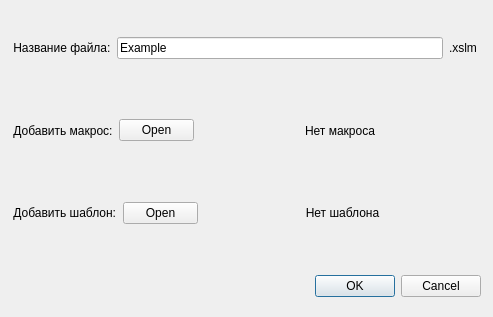
This is assets/chooseDialog.ui in JuustR/IIC as Qt 5 draws it before an edit. The edited form follows.
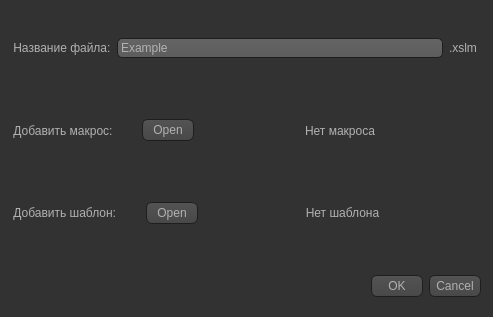
This is the edited form. Icons and pictures are not drawn.

Patch:
```diff
--- a/assets/chooseDialog.ui
+++ b/assets/chooseDialog.ui
@@ -13,6 +13,533 @@
   <property name="windowTitle">
    <string>Dialog</string>
   </property>
+  <property name="styleSheet">
+   <string notr="true">QToolTip
+{
+     border: 1px solid black;
+     background-color: #616161;
+     padding: 1px;
+     border-radius: 3px;
+     opacity: 100;
+	 color: #FFFFFF;
+}
+
+QWidget
+{
+    color: #b1b1b1;
+    background-color: #323232;
+}
+
+QTreeView, QListView
+{
+    background-color: silver;
+    margin-left: 5px;
+}
+
+QWidget:item:hover
+{
+    background-color: QLinearGradient( x1: 0, y1: 0, x2: 0, y2: 1, stop: 0 #ffa02f, stop: 1 #ca0619);
+    color: #000000;
+}
+
+QWidget:item:selected
+{
+    background-color: QLinearGradient( x1: 0, y1: 0, x2: 0, y2: 1, stop: 0 #ffa02f, stop: 1 #d7801a);
+}
+
+QMenuBar::item
+{
+    background: transparent;
+}
+
+QMenuBar::item:selected
+{
+    background: transparent;
+    border: 1px solid #ffaa00;
+}
+
+QMenuBar::item:pressed
+{
+    background: #444;
+    border: 1px solid #000;
+    background-color: QLinearGradient(
+        x1:0, y1:0,
+        x2:0, y2:1,
+        stop:1 #212121,
+        stop:0.4 #343434/*,
+        stop:0.2 #343434,
+        stop:0.1 #ffaa00*/
+    );
+    margin-bottom:-1px;
+    padding-bottom:1px;
+}
+
+QMenu
+{
+    border: 1px solid #000;
+}
+
+QMenu::item
+{
+    padding: 2px 20px 2px 20px;
+}
+
+QMenu::item:selected
+{
+    color: #000000;
+}
+
+QWidget:disabled
+{
+    color: #808080;
+    background-color: #323232;
+}
+
+QAbstractItemView
+{
+    background-color: QLinearGradient( x1: 0, y1: 0, x2: 0, y2: 1, stop: 0 #4d4d4d, stop: 0.1 #646464, stop: 1 #5d5d5d);
+}
+
+QWidget:focus
+{
+    /*border: 1px solid darkgray;*/
+}
+
+QLineEdit
+{
+    background-color: QLinearGradient( x1: 0, y1: 0, x2: 0, y2: 1, stop: 0 #4d4d4d, stop: 0 #646464, stop: 1 #5d5d5d);
+    padding: 1px;
+    border-style: solid;
+    border: 1px solid #1e1e1e;
+    border-radius: 5;
+}
+
+QPushButton
+{
+    color: #b1b1b1;
+    background-color: QLinearGradient( x1: 0, y1: 0, x2: 0, y2: 1, stop: 0 #565656, stop: 0.1 #525252, stop: 0.5 #4e4e4e, stop: 0.9 #4a4a4a, stop: 1 #464646);
+    border-width: 1px;
+    border-color: #1e1e1e;
+    border-style: solid;
+    border-radius: 6;
+    padding: 3px;
+    font-size: 12px;
+    padding-left: 5px;
+    padding-right: 5px;
+    min-width: 40px;
+}
+
+QPushButton:pressed
+{
+    background-color: QLinearGradient( x1: 0, y1: 0, x2: 0, y2: 1, stop: 0 #2d2d2d, stop: 0.1 #2b2b2b, stop: 0.5 #292929, stop: 0.9 #282828, stop: 1 #252525);
+}
+
+QComboBox
+{
+    selection-background-color: #ffaa00;
+    background-color: QLinearGradient( x1: 0, y1: 0, x2: 0, y2: 1, stop: 0 #565656, stop: 0.1 #525252, stop: 0.5 #4e4e4e, stop: 0.9 #4a4a4a, stop: 1 #464646);
+    border-style: solid;
+    border: 1px solid #1e1e1e;
+    border-radius: 5;
+}
+
+QComboBox:hover,QPushButton:hover
+{
+    border: 2px solid QLinearGradient( x1: 0, y1: 0, x2: 0, y2: 1, stop: 0 #ffa02f, stop: 1 #d7801a);
+}
+
+
+QComboBox:on
+{
+    padding-top: 3px;
+    padding-left: 4px;
+    background-color: QLinearGradient( x1: 0, y1: 0, x2: 0, y2: 1, stop: 0 #2d2d2d, stop: 0.1 #2b2b2b, stop: 0.5 #292929, stop: 0.9 #282828, stop: 1 #252525);
+    selection-background-color: #ffaa00;
+}
+
+QComboBox QAbstractItemView
+{
+    border: 2px solid darkgray;
+    selection-background-color: QLinearGradient( x1: 0, y1: 0, x2: 0, y2: 1, stop: 0 #ffa02f, stop: 1 #d7801a);
+}
+
+QComboBox::drop-down
+{
+     subcontrol-origin: padding;
+     subcontrol-position: top right;
+     width: 15px;
+
+     border-left-width: 0px;
+     border-left-color: darkgray;
+     border-left-style: solid; /* just a single line */
+     border-top-right-radius: 3px; /* same radius as the QComboBox */
+     border-bottom-right-radius: 3px;
+ }
+
+QComboBox::down-arrow
+{
+     image: url(:/dark_orange/img/down_arrow.png);
+}
+
+QGroupBox
+{
+    border: 1px solid #323232;
+    margin-top: 10px;
+}
+
+QGroupBox:focus
+{
+    border: 1px solid #323232;
+}
+
+QTextEdit:focus
+{
+    border: 1px solid darkgray;
+}
+
+QScrollBar:horizontal {
+     border: 1px solid #222222;
+     background: QLinearGradient( x1: 0, y1: 0, x2: 0, y2: 1, stop: 0.0 #121212, stop: 0.2 #282828, stop: 1 #484848);
+     height: 7px;
+     margin: 0px 16px 0 16px;
+}
+
+QScrollBar::handle:horizontal
+{
+      background: QLinearGradient( x1: 0, y1: 0, x2: 1, y2: 0, stop: 0 #ffa02f, stop: 0.5 #d7801a, stop: 1 #ffa02f);
+      min-height: 20px;
+      border-radius: 2px;
+}
+
+QScrollBar::add-line:horizontal {
+      border: 1px solid #1b1b19;
+      border-radius: 2px;
+      background: QLinearGradient( x1: 0, y1: 0, x2: 1, y2: 0, stop: 0 #ffa02f, stop: 1 #d7801a);
+      width: 14px;
+      subcontrol-position: right;
+      subcontrol-origin: margin;
+}
+
+QScrollBar::sub-line:horizontal {
+      border: 1px solid #1b1b19;
+      border-radius: 2px;
+      background: QLinearGradient( x1: 0, y1: 0, x2: 1, y2: 0, stop: 0 #ffa02f, stop: 1 #d7801a);
+      width: 14px;
+     subcontrol-position: left;
+     subcontrol-origin: margin;
+}
+
+QScrollBar::right-arrow:horizontal, QScrollBar::left-arrow:horizontal
+{
+      border: 1px solid black;
+      width: 1px;
+      height: 1px;
+      background: white;
+}
+
+QScrollBar::add-page:horizontal, QScrollBar::sub-page:horizontal
+{
+      background: none;
+}
+
+QScrollBar:vertical
+{
+      background: QLinearGradient( x1: 0, y1: 0, x2: 1, y2: 0, stop: 0.0 #121212, stop: 0.2 #282828, stop: 1 #484848);
+      width: 7px;
+      margin: 16px 0 16px 0;
+      border: 1px solid #222222;
+}
+
+QScrollBar::handle:vertical
+{
+      background: QLinearGradient( x1: 0, y1: 0, x2: 0, y2: 1, stop: 0 #ffa02f, stop: 0.5 #d7801a, stop: 1 #ffa02f);
+      min-height: 20px;
+      border-radius: 2px;
+}
+
+QScrollBar::add-line:vertical
+{
+      border: 1px solid #1b1b19;
+      border-radius: 2px;
+      background: QLinearGradient( x1: 0, y1: 0, x2: 0, y2: 1, stop: 0 #ffa02f, stop: 1 #d7801a);
+      height: 14px;
+      subcontrol-position: bottom;
+      subcontrol-origin: margin;
+}
+
+QScrollBar::sub-line:vertical
+{
+      border: 1px solid #1b1b19;
+      border-radius: 2px;
+      background: QLinearGradient( x1: 0, y1: 0, x2: 0, y2: 1, stop: 0 #d7801a, stop: 1 #ffa02f);
+      height: 14px;
+      subcontrol-position: top;
+      subcontrol-origin: margin;
+}
+
+QScrollBar::up-arrow:vertical, QScrollBar::down-arrow:vertical
+{
+      border: 1px solid black;
+      width: 1px;
+      height: 1px;
+      background: white;
+}
+
+
+QScrollBar::add-page:vertical, QScrollBar::sub-page:vertical
+{
+      background: none;
+}
+
+QTextEdit
+{
+    background-color: #242424;
+}
+
+QPlainTextEdit
+{
+    background-color: #242424;
+}
+
+QHeaderView::section
+{
+    background-color: QLinearGradient(x1:0, y1:0, x2:0, y2:1, stop:0 #616161, stop: 0.5 #505050, stop: 0.6 #434343, stop:1 #656565);
+    color: white;
+    padding-left: 4px;
+    border: 1px solid #6c6c6c;
+}
+
+QCheckBox:disabled
+{
+color: #414141;
+}
+
+QDockWidget::title
+{
+    text-align: center;
+    spacing: 3px; /* spacing between items in the tool bar */
+    background-color: QLinearGradient(x1:0, y1:0, x2:0, y2:1, stop:0 #323232, stop: 0.5 #242424, stop:1 #323232);
+}
+
+QDockWidget::close-button, QDockWidget::float-button
+{
+    text-align: center;
+    spacing: 1px; /* spacing between items in the tool bar */
+    background-color: QLinearGradient(x1:0, y1:0, x2:0, y2:1, stop:0 #323232, stop: 0.5 #242424, stop:1 #323232);
+}
+
+QDockWidget::close-button:hover, QDockWidget::float-button:hover
+{
+    background: #242424;
+}
+
+QDockWidget::close-button:pressed, QDockWidget::float-button:pressed
+{
+    padding: 1px -1px -1px 1px;
+}
+
+QMainWindow::separator
+{
+    background-color: QLinearGradient(x1:0, y1:0, x2:0, y2:1, stop:0 #161616, stop: 0.5 #151515, stop: 0.6 #212121, stop:1 #343434);
+    color: white;
+    padding-left: 4px;
+    border: 1px solid #4c4c4c;
+    spacing: 3px; /* spacing between items in the tool bar */
+}
+
+QMainWindow::separator:hover
+{
+
+    background-color: QLinearGradient(x1:0, y1:0, x2:0, y2:1, stop:0 #d7801a, stop:0.5 #b56c17 stop:1 #ffa02f);
+    color: white;
+    padding-left: 4px;
+    border: 1px solid #6c6c6c;
+    spacing: 3px; /* spacing between items in the tool bar */
+}
+
+QToolBar::handle
+{
+     spacing: 3px; /* spacing between items in the tool bar */
+     background: url(:/dark_orange/img/handle.png);
+}
+
+QMenu::separator
+{
+    height: 2px;
+    background-color: QLinearGradient(x1:0, y1:0, x2:0, y2:1, stop:0 #161616, stop: 0.5 #151515, stop: 0.6 #212121, stop:1 #343434);
+    color: white;
+    padding-left: 4px;
+    margin-left: 10px;
+    margin-right: 5px;
+}
+
+QProgressBar
+{
+    border: 2px solid grey;
+    border-radius: 5px;
+    text-align: center;
+}
+
+QProgressBar::chunk
+{
+    background-color: #d7801a;
+    width: 2.15px;
+    margin: 0.5px;
+}
+
+QTabBar::tab {
+    color: #b1b1b1;
+    border: 1px solid #444;
+    border-bottom-style: none;
+    background-color: #323232;
+    padding-left: 10px;
+    padding-right: 10px;
+    padding-top: 3px;
+    padding-bottom: 2px;
+    margin-right: -1px;
+}
+
+QTabWidget::pane {
+    border: 1px solid #444;
+    top: 1px;
+}
+
+QTabBar::tab:last
+{
+    margin-right: 0; /* the last selected tab has nothing to overlap with on the right */
+    border-top-right-radius: 3px;
+}
+
+QTabBar::tab:first:!selected
+{
+ margin-left: 0px; /* the last selected tab has nothing to overlap with on the right */
+
+
+    border-top-left-radius: 3px;
+}
+
+QTabBar::tab:!selected
+{
+    color: #b1b1b1;
+    border-bottom-style: solid;
+    margin-top: 3px;
+    background-color: QLinearGradient(x1:0, y1:0, x2:0, y2:1, stop:1 #212121, stop:.4 #343434);
+}
+
+QTabBar::tab:selected
+{
+    border-top-left-radius: 3px;
+    border-top-right-radius: 3px;
+    margin-bottom: 0px;
+}
+
+QTabBar::tab:!selected:hover
+{
+    /*border-top: 2px solid #ffaa00;
+    padding-bottom: 3px;*/
+    border-top-left-radius: 3px;
+    border-top-right-radius: 3px;
+    background-color: QLinearGradient(x1:0, y1:0, x2:0, y2:1, stop:1 #212121, stop:0.4 #343434, stop:0.2 #343434, stop:0.1 #ffaa00);
+}
+
+QRadioButton::indicator:checked, QRadioButton::indicator:unchecked{
+    color: #b1b1b1;
+    background-color: #323232;
+    border: 1px solid #b1b1b1;
+    border-radius: 6px;
+}
+
+QRadioButton::indicator:checked
+{
+    background-color: qradialgradient(
+        cx: 0.5, cy: 0.5,
+        fx: 0.5, fy: 0.5,
+        radius: 1.0,
+        stop: 0.25 #ffaa00,
+        stop: 0.3 #323232
+    );
+}
+
+QCheckBox::indicator{
+    color: #b1b1b1;
+    background-color: #323232;
+    border: 1px solid #b1b1b1;
+    width: 9px;
+    height: 9px;
+}
+
+QRadioButton::indicator
+{
+    border-radius: 6px;
+}
+
+QRadioButton::indicator:hover, QCheckBox::indicator:hover
+{
+    border: 1px solid #ffaa00;
+}
+
+QCheckBox::indicator:checked
+{
+    color: #ff8800;
+    background-color: #ff8800;
+    border: 1px solid #b1b1b1;
+    width: 9px;
+    height: 9px;
+}
+
+QCheckBox::indicator:disabled, QRadioButton::indicator:disabled
+{
+    border: 1px solid #444;
+}
+
+
+QSlider::groove:horizontal {
+    border: 1px solid #3A3939;
+    height: 8px;
+    background: #201F1F;
+    margin: 2px 0;
+    border-radius: 2px;
+}
+
+QSlider::handle:horizontal {
+    background: QLinearGradient( x1: 0, y1: 0, x2: 0, y2: 1,
+      stop: 0.0 silver, stop: 0.2 #a8a8a8, stop: 1 #727272);
+    border: 1px solid #3A3939;
+    width: 14px;
+    height: 14px;
+    margin: -4px 0;
+    border-radius: 2px;
+}
+
+QSlider::groove:vertical {
+    border: 1px solid #3A3939;
+    width: 8px;
+    background: #201F1F;
+    margin: 0 0px;
+    border-radius: 2px;
+}
+
+QSlider::handle:vertical {
+    background: QLinearGradient( x1: 0, y1: 0, x2: 0, y2: 1, stop: 0.0 silver,
+      stop: 0.2 #a8a8a8, stop: 1 #727272);
+    border: 1px solid #3A3939;
+    width: 14px;
+    height: 14px;
+    margin: 0 -4px;
+    border-radius: 2px;
+}
+
+QAbstractSpinBox {
+    padding-top: 2px;
+    padding-bottom: 2px;
+    border: 1px solid darkgray;
+
+    border-radius: 2px;
+    min-width: 50px;
+}
+
+</string>
+  </property>
   <widget class="QDialogButtonBox" name="buttonBox">
    <property name="geometry">
     <rect>
@@ -22,6 +549,533 @@
      <height>32</height>
     </rect>
    </property>
+   <property name="styleSheet">
+    <string notr="true">QToolTip
+{
+     border: 1px solid black;
+     background-color: #616161;
+     padding: 1px;
+     border-radius: 3px;
+     opacity: 100;
+	 color: #FFFFFF;
+}
+
+QWidget
+{
+    color: #b1b1b1;
+    background-color: #323232;
+}
+
+QTreeView, QListView
+{
+    background-color: silver;
+    margin-left: 5px;
+}
+
+QWidget:item:hover
+{
+    background-color: QLinearGradient( x1: 0, y1: 0, x2: 0, y2: 1, stop: 0 #ffa02f, stop: 1 #ca0619);
+    color: #000000;
+}
+
+QWidget:item:selected
+{
+    background-color: QLinearGradient( x1: 0, y1: 0, x2: 0, y2: 1, stop: 0 #ffa02f, stop: 1 #d7801a);
+}
+
+QMenuBar::item
+{
+    background: transparent;
+}
+
+QMenuBar::item:selected
+{
+    background: transparent;
+    border: 1px solid #ffaa00;
+}
+
+QMenuBar::item:pressed
+{
+    background: #444;
+    border: 1px solid #000;
+    background-color: QLinearGradient(
+        x1:0, y1:0,
+        x2:0, y2:1,
+        stop:1 #212121,
+        stop:0.4 #343434/*,
+        stop:0.2 #343434,
+        stop:0.1 #ffaa00*/
+    );
+    margin-bottom:-1px;
+    padding-bottom:1px;
+}
+
+QMenu
+{
+    border: 1px solid #000;
+}
+
+QMenu::item
+{
+    padding: 2px 20px 2px 20px;
+}
+
+QMenu::item:selected
+{
+    color: #000000;
+}
+
+QWidget:disabled
+{
+    color: #808080;
+    background-color: #323232;
+}
+
+QAbstractItemView
+{
+    background-color: QLinearGradient( x1: 0, y1: 0, x2: 0, y2: 1, stop: 0 #4d4d4d, stop: 0.1 #646464, stop: 1 #5d5d5d);
+}
+
+QWidget:focus
+{
+    /*border: 1px solid darkgray;*/
+}
+
+QLineEdit
+{
+    background-color: QLinearGradient( x1: 0, y1: 0, x2: 0, y2: 1, stop: 0 #4d4d4d, stop: 0 #646464, stop: 1 #5d5d5d);
+    padding: 1px;
+    border-style: solid;
+    border: 1px solid #1e1e1e;
+    border-radius: 5;
+}
+
+QPushButton
+{
+    color: #b1b1b1;
+    background-color: QLinearGradient( x1: 0, y1: 0, x2: 0, y2: 1, stop: 0 #565656, stop: 0.1 #525252, stop: 0.5 #4e4e4e, stop: 0.9 #4a4a4a, stop: 1 #464646);
+    border-width: 1px;
+    border-color: #1e1e1e;
+    border-style: solid;
+    border-radius: 6;
+    padding: 3px;
+    font-size: 12px;
+    padding-left: 5px;
+    padding-right: 5px;
+    min-width: 40px;
+}
+
+QPushButton:pressed
+{
+    background-color: QLinearGradient( x1: 0, y1: 0, x2: 0, y2: 1, stop: 0 #2d2d2d, stop: 0.1 #2b2b2b, stop: 0.5 #292929, stop: 0.9 #282828, stop: 1 #252525);
+}
+
+QComboBox
+{
+    selection-background-color: #ffaa00;
+    background-color: QLinearGradient( x1: 0, y1: 0, x2: 0, y2: 1, stop: 0 #565656, stop: 0.1 #525252, stop: 0.5 #4e4e4e, stop: 0.9 #4a4a4a, stop: 1 #464646);
+    border-style: solid;
+    border: 1px solid #1e1e1e;
+    border-radius: 5;
+}
+
+QComboBox:hover,QPushButton:hover
+{
+    border: 2px solid QLinearGradient( x1: 0, y1: 0, x2: 0, y2: 1, stop: 0 #ffa02f, stop: 1 #d7801a);
+}
+
+
+QComboBox:on
+{
+    padding-top: 3px;
+    padding-left: 4px;
+    background-color: QLinearGradient( x1: 0, y1: 0, x2: 0, y2: 1, stop: 0 #2d2d2d, stop: 0.1 #2b2b2b, stop: 0.5 #292929, stop: 0.9 #282828, stop: 1 #252525);
+    selection-background-color: #ffaa00;
+}
+
+QComboBox QAbstractItemView
+{
+    border: 2px solid darkgray;
+    selection-background-color: QLinearGradient( x1: 0, y1: 0, x2: 0, y2: 1, stop: 0 #ffa02f, stop: 1 #d7801a);
+}
+
+QComboBox::drop-down
+{
+     subcontrol-origin: padding;
+     subcontrol-position: top right;
+     width: 15px;
+
+     border-left-width: 0px;
+     border-left-color: darkgray;
+     border-left-style: solid; /* just a single line */
+     border-top-right-radius: 3px; /* same radius as the QComboBox */
+     border-bottom-right-radius: 3px;
+ }
+
+QComboBox::down-arrow
+{
+     image: url(:/dark_orange/img/down_arrow.png);
+}
+
+QGroupBox
+{
+    border: 1px solid #323232;
+    margin-top: 10px;
+}
+
+QGroupBox:focus
+{
+    border: 1px solid #323232;
+}
+
+QTextEdit:focus
+{
+    border: 1px solid darkgray;
+}
+
+QScrollBar:horizontal {
+     border: 1px solid #222222;
+     background: QLinearGradient( x1: 0, y1: 0, x2: 0, y2: 1, stop: 0.0 #121212, stop: 0.2 #282828, stop: 1 #484848);
+     height: 7px;
+     margin: 0px 16px 0 16px;
+}
+
+QScrollBar::handle:horizontal
+{
+      background: QLinearGradient( x1: 0, y1: 0, x2: 1, y2: 0, stop: 0 #ffa02f, stop: 0.5 #d7801a, stop: 1 #ffa02f);
+      min-height: 20px;
+      border-radius: 2px;
+}
+
+QScrollBar::add-line:horizontal {
+      border: 1px solid #1b1b19;
+      border-radius: 2px;
+      background: QLinearGradient( x1: 0, y1: 0, x2: 1, y2: 0, stop: 0 #ffa02f, stop: 1 #d7801a);
+      width: 14px;
+      subcontrol-position: right;
+      subcontrol-origin: margin;
+}
+
+QScrollBar::sub-line:horizontal {
+      border: 1px solid #1b1b19;
+      border-radius: 2px;
+      background: QLinearGradient( x1: 0, y1: 0, x2: 1, y2: 0, stop: 0 #ffa02f, stop: 1 #d7801a);
+      width: 14px;
+     subcontrol-position: left;
+     subcontrol-origin: margin;
+}
+
+QScrollBar::right-arrow:horizontal, QScrollBar::left-arrow:horizontal
+{
+      border: 1px solid black;
+      width: 1px;
+      height: 1px;
+      background: white;
+}
+
+QScrollBar::add-page:horizontal, QScrollBar::sub-page:horizontal
+{
+      background: none;
+}
+
+QScrollBar:vertical
+{
+      background: QLinearGradient( x1: 0, y1: 0, x2: 1, y2: 0, stop: 0.0 #121212, stop: 0.2 #282828, stop: 1 #484848);
+      width: 7px;
+      margin: 16px 0 16px 0;
+      border: 1px solid #222222;
+}
+
+QScrollBar::handle:vertical
+{
+      background: QLinearGradient( x1: 0, y1: 0, x2: 0, y2: 1, stop: 0 #ffa02f, stop: 0.5 #d7801a, stop: 1 #ffa02f);
+      min-height: 20px;
+      border-radius: 2px;
+}
+
+QScrollBar::add-line:vertical
+{
+      border: 1px solid #1b1b19;
+      border-radius: 2px;
+      background: QLinearGradient( x1: 0, y1: 0, x2: 0, y2: 1, stop: 0 #ffa02f, stop: 1 #d7801a);
+      height: 14px;
+      subcontrol-position: bottom;
+      subcontrol-origin: margin;
+}
+
+QScrollBar::sub-line:vertical
+{
+      border: 1px solid #1b1b19;
+      border-radius: 2px;
+      background: QLinearGradient( x1: 0, y1: 0, x2: 0, y2: 1, stop: 0 #d7801a, stop: 1 #ffa02f);
+      height: 14px;
+      subcontrol-position: top;
+      subcontrol-origin: margin;
+}
+
+QScrollBar::up-arrow:vertical, QScrollBar::down-arrow:vertical
+{
+      border: 1px solid black;
+      width: 1px;
+      height: 1px;
+      background: white;
+}
+
+
+QScrollBar::add-page:vertical, QScrollBar::sub-page:vertical
+{
+      background: none;
+}
+
+QTextEdit
+{
+    background-color: #242424;
+}
+
+QPlainTextEdit
+{
+    background-color: #242424;
+}
+
+QHeaderView::section
+{
+    background-color: QLinearGradient(x1:0, y1:0, x2:0, y2:1, stop:0 #616161, stop: 0.5 #505050, stop: 0.6 #434343, stop:1 #656565);
+    color: white;
+    padding-left: 4px;
+    border: 1px solid #6c6c6c;
+}
+
+QCheckBox:disabled
+{
+color: #414141;
+}
+
+QDockWidget::title
+{
+    text-align: center;
+    spacing: 3px; /* spacing between items in the tool bar */
+    background-color: QLinearGradient(x1:0, y1:0, x2:0, y2:1, stop:0 #323232, stop: 0.5 #242424, stop:1 #323232);
+}
+
+QDockWidget::close-button, QDockWidget::float-button
+{
+    text-align: center;
+    spacing: 1px; /* spacing between items in the tool bar */
+    background-color: QLinearGradient(x1:0, y1:0, x2:0, y2:1, stop:0 #323232, stop: 0.5 #242424, stop:1 #323232);
+}
+
+QDockWidget::close-button:hover, QDockWidget::float-button:hover
+{
+    background: #242424;
+}
+
+QDockWidget::close-button:pressed, QDockWidget::float-button:pressed
+{
+    padding: 1px -1px -1px 1px;
+}
+
+QMainWindow::separator
+{
+    background-color: QLinearGradient(x1:0, y1:0, x2:0, y2:1, stop:0 #161616, stop: 0.5 #151515, stop: 0.6 #212121, stop:1 #343434);
+    color: white;
+    padding-left: 4px;
+    border: 1px solid #4c4c4c;
+    spacing: 3px; /* spacing between items in the tool bar */
+}
+
+QMainWindow::separator:hover
+{
+
+    background-color: QLinearGradient(x1:0, y1:0, x2:0, y2:1, stop:0 #d7801a, stop:0.5 #b56c17 stop:1 #ffa02f);
+    color: white;
+    padding-left: 4px;
+    border: 1px solid #6c6c6c;
+    spacing: 3px; /* spacing between items in the tool bar */
+}
+
+QToolBar::handle
+{
+     spacing: 3px; /* spacing between items in the tool bar */
+     background: url(:/dark_orange/img/handle.png);
+}
+
+QMenu::separator
+{
+    height: 2px;
+    background-color: QLinearGradient(x1:0, y1:0, x2:0, y2:1, stop:0 #161616, stop: 0.5 #151515, stop: 0.6 #212121, stop:1 #343434);
+    color: white;
+    padding-left: 4px;
+    margin-left: 10px;
+    margin-right: 5px;
+}
+
+QProgressBar
+{
+    border: 2px solid grey;
+    border-radius: 5px;
+    text-align: center;
+}
+
+QProgressBar::chunk
+{
+    background-color: #d7801a;
+    width: 2.15px;
+    margin: 0.5px;
+}
+
+QTabBar::tab {
+    color: #b1b1b1;
+    border: 1px solid #444;
+    border-bottom-style: none;
+    background-color: #323232;
+    padding-left: 10px;
+    padding-right: 10px;
+    padding-top: 3px;
+    padding-bottom: 2px;
+    margin-right: -1px;
+}
+
+QTabWidget::pane {
+    border: 1px solid #444;
+    top: 1px;
+}
+
+QTabBar::tab:last
+{
+    margin-right: 0; /* the last selected tab has nothing to overlap with on the right */
+    border-top-right-radius: 3px;
+}
+
+QTabBar::tab:first:!selected
+{
+ margin-left: 0px; /* the last selected tab has nothing to overlap with on the right */
+
+
+    border-top-left-radius: 3px;
+}
+
+QTabBar::tab:!selected
+{
+    color: #b1b1b1;
+    border-bottom-style: solid;
+    margin-top: 3px;
+    background-color: QLinearGradient(x1:0, y1:0, x2:0, y2:1, stop:1 #212121, stop:.4 #343434);
+}
+
+QTabBar::tab:selected
+{
+    border-top-left-radius: 3px;
+    border-top-right-radius: 3px;
+    margin-bottom: 0px;
+}
+
+QTabBar::tab:!selected:hover
+{
+    /*border-top: 2px solid #ffaa00;
+    padding-bottom: 3px;*/
+    border-top-left-radius: 3px;
+    border-top-right-radius: 3px;
+    background-color: QLinearGradient(x1:0, y1:0, x2:0, y2:1, stop:1 #212121, stop:0.4 #343434, stop:0.2 #343434, stop:0.1 #ffaa00);
+}
+
+QRadioButton::indicator:checked, QRadioButton::indicator:unchecked{
+    color: #b1b1b1;
+    background-color: #323232;
+    border: 1px solid #b1b1b1;
+    border-radius: 6px;
+}
+
+QRadioButton::indicator:checked
+{
+    background-color: qradialgradient(
+        cx: 0.5, cy: 0.5,
+        fx: 0.5, fy: 0.5,
+        radius: 1.0,
+        stop: 0.25 #ffaa00,
+        stop: 0.3 #323232
+    );
+}
+
+QCheckBox::indicator{
+    color: #b1b1b1;
+    background-color: #323232;
+    border: 1px solid #b1b1b1;
+    width: 9px;
+    height: 9px;
+}
+
+QRadioButton::indicator
+{
+    border-radius: 6px;
+}
+
+QRadioButton::indicator:hover, QCheckBox::indicator:hover
+{
+    border: 1px solid #ffaa00;
+}
+
+QCheckBox::indicator:checked
+{
+    color: #ff8800;
+    background-color: #ff8800;
+    border: 1px solid #b1b1b1;
+    width: 9px;
+    height: 9px;
+}
+
+QCheckBox::indicator:disabled, QRadioButton::indicator:disabled
+{
+    border: 1px solid #444;
+}
+
+
+QSlider::groove:horizontal {
+    border: 1px solid #3A3939;
+    height: 8px;
+    background: #201F1F;
+    margin: 2px 0;
+    border-radius: 2px;
+}
+
+QSlider::handle:horizontal {
+    background: QLinearGradient( x1: 0, y1: 0, x2: 0, y2: 1,
+      stop: 0.0 silver, stop: 0.2 #a8a8a8, stop: 1 #727272);
+    border: 1px solid #3A3939;
+    width: 14px;
+    height: 14px;
+    margin: -4px 0;
+    border-radius: 2px;
+}
+
+QSlider::groove:vertical {
+    border: 1px solid #3A3939;
+    width: 8px;
+    background: #201F1F;
+    margin: 0 0px;
+    border-radius: 2px;
+}
+
+QSlider::handle:vertical {
+    background: QLinearGradient( x1: 0, y1: 0, x2: 0, y2: 1, stop: 0.0 silver,
+      stop: 0.2 #a8a8a8, stop: 1 #727272);
+    border: 1px solid #3A3939;
+    width: 14px;
+    height: 14px;
+    margin: 0 -4px;
+    border-radius: 2px;
+}
+
+QAbstractSpinBox {
+    padding-top: 2px;
+    padding-bottom: 2px;
+    border: 1px solid darkgray;
+
+    border-radius: 2px;
+    min-width: 50px;
+}
+
+</string>
+   </property>
    <property name="orientation">
     <enum>Qt::Horizontal</enum>
    </property>
```
